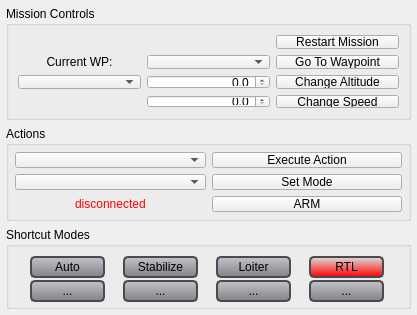
Before: the Qt Designer form src/ui/uas/UASActionsWidget.ui in ArduPilot/apm_planner, drawn with Qt 5.
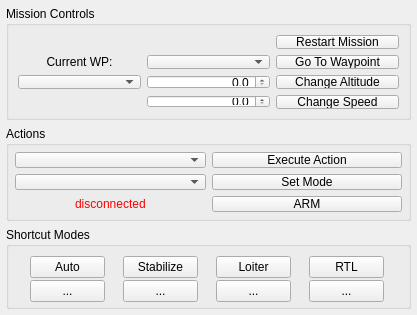
After: the same form once the commit is applied.

Commit message: Update to CCS to improve outdoor LAF

Diff of the .ui file:
```diff
--- a/src/ui/uas/UASActionsWidget.ui
+++ b/src/ui/uas/UASActionsWidget.ui
@@ -114,6 +114,12 @@
         </item>
         <item row="3" column="2">
          <widget class="QPushButton" name="changeSpeedButton">
+          <property name="minimumSize">
+           <size>
+            <width>0</width>
+            <height>14</height>
+           </size>
+          </property>
           <property name="text">
            <string>Change Speed</string>
           </property>
@@ -290,15 +296,7 @@
          </size>
         </property>
         <property name="styleSheet">
-         <string notr="true">QPushButton {
-	border: 2px solid #4A4A4F;
-	border-radius: 5px;
-	padding-left: 10px;
-	padding-right: 10px;
-	background-color: qlineargradient(x1: 0, y1: 0, x2: 0, y2: 1, stop: 0 #C3C2C8, stop: 1 #828288);
-}
-
-QPushButton:pressed {
+         <string notr="true">QPushButton:pressed {
 	background-color: rgb(100, 216, 100);
 }
 </string>
@@ -329,15 +327,7 @@
          </size>
         </property>
         <property name="styleSheet">
-         <string notr="true">QPushButton {
-	border: 2px solid #4A4A4F;
-	border-radius: 5px;
-	padding-left: 10px;
-	padding-right: 10px;
-	background-color: qlineargradient(x1: 0, y1: 0, x2: 0, y2: 1, stop: 0 #C3C2C8, stop: 1 #828288);
-}
-
-QPushButton:pressed {
+         <string notr="true">QPushButton:pressed {
 	background-color: rgb(100, 216, 100);
 }
 </string>
@@ -368,14 +358,7 @@
          </size>
         </property>
         <property name="styleSheet">
-         <string notr="true">QPushButton {
-	border: 2px solid #4A4A4F;
-	border-radius: 5px;
-	padding-left: 10px;
-	padding-right: 10px;
-	background-color: qlineargradient(x1: 0, y1: 0, x2: 0, y2: 1, stop: 0 #C3C2C8, stop: 1 #828288);
-}
-QPushButton:pressed {
+         <string notr="true">QPushButton:pressed {
 	background-color: rgb(100, 216, 100);
 }
 
@@ -408,15 +391,7 @@
          </size>
         </property>
         <property name="styleSheet">
-         <string notr="true">QPushButton {
-	border: 2px solid #4A4A4F;
-	border-radius: 5px;
-	padding-left: 10px;
-	padding-right: 10px;
-	background-color: qlineargradient(spread:pad, x1:0.507813, y1:1, x2:0.517, y2:0, stop:0 rgba(255, 0, 0, 255), stop:1 rgba(203, 205, 205, 124))
-}
-
-QPushButton:pressed {
+         <string notr="true">QPushButton:pressed {
 	background-color: rgb(100, 216, 100);
 }
 
@@ -448,15 +423,7 @@
          </size>
         </property>
         <property name="styleSheet">
-         <string notr="true">QPushButton {
-	border: 2px solid #4A4A4F;
-	border-radius: 5px;
-	padding-left: 10px;
-	padding-right: 10px;
-	background-color: qlineargradient(x1: 0, y1: 0, x2: 0, y2: 1, stop: 0 #C3C2C8, stop: 1 #828288);
-}
-
-QPushButton:pressed {
+         <string notr="true">QPushButton:pressed {
 	background-color: rgb(100, 216, 100);
 }
 </string>
@@ -487,14 +454,7 @@
          </size>
         </property>
         <property name="styleSheet">
-         <string notr="true">QPushButton {
-	border: 2px solid #4A4A4F;
-	border-radius: 5px;
-	padding-left: 10px;
-	padding-right: 10px;
-	background-color: qlineargradient(x1: 0, y1: 0, x2: 0, y2: 1, stop: 0 #C3C2C8, stop: 1 #828288);
-}
-QPushButton:pressed {
+         <string notr="true">QPushButton:pressed {
 	background-color: rgb(100, 216, 100);
 }</string>
         </property>
@@ -524,14 +484,7 @@
          </size>
         </property>
         <property name="styleSheet">
-         <string notr="true">QPushButton {
-	border: 2px solid #4A4A4F;
-	border-radius: 5px;
-	padding-left: 10px;
-	padding-right: 10px;
-	background-color: qlineargradient(x1: 0, y1: 0, x2: 0, y2: 1, stop: 0 #C3C2C8, stop: 1 #828288);
-}
-QPushButton:pressed {
+         <string notr="true">QPushButton:pressed {
 	background-color: rgb(100, 216, 100);
 }
 </string>
@@ -562,14 +515,7 @@
          </size>
         </property>
         <property name="styleSheet">
-         <string notr="true">QPushButton {
-	border: 2px solid #4A4A4F;
-	border-radius: 5px;
-	padding-left: 10px;
-	padding-right: 10px;
-	background-color: qlineargradient(x1: 0, y1: 0, x2: 0, y2: 1, stop: 0 #C3C2C8, stop: 1 #828288);
-}
-QPushButton:pressed {
+         <string notr="true">QPushButton:pressed {
 	background-color: rgb(100, 216, 100);
 }
 </string>
```
Left out of the diff: 18 changed lines with no effect on the pictures. The commit also changes 2 other files.
